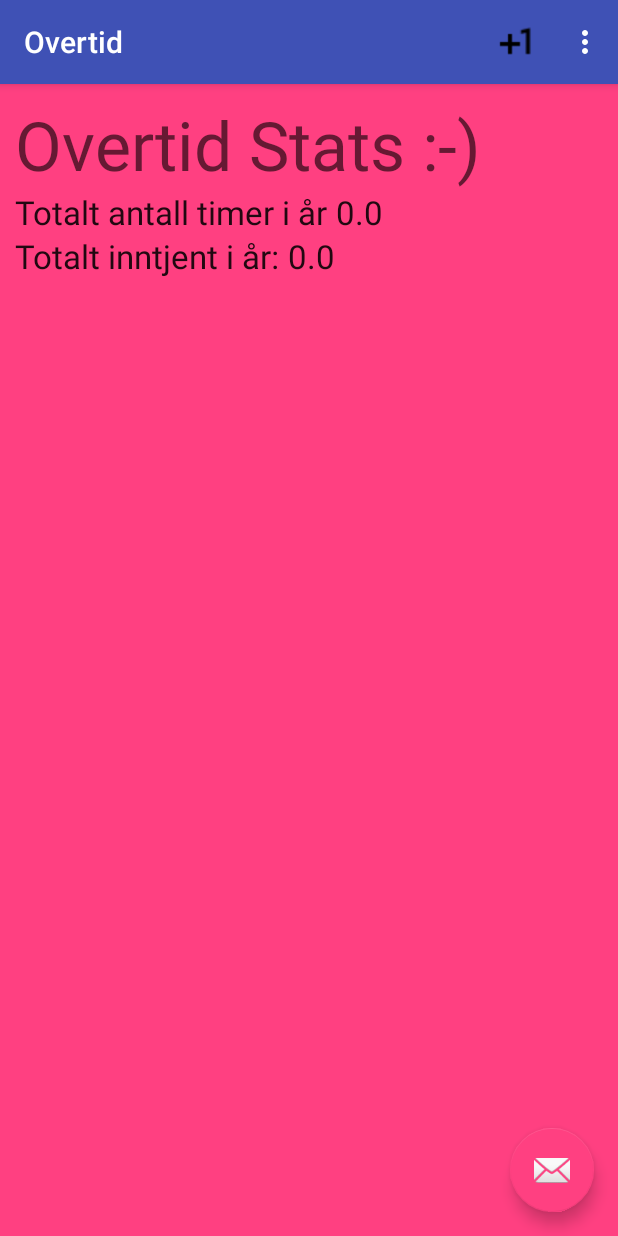
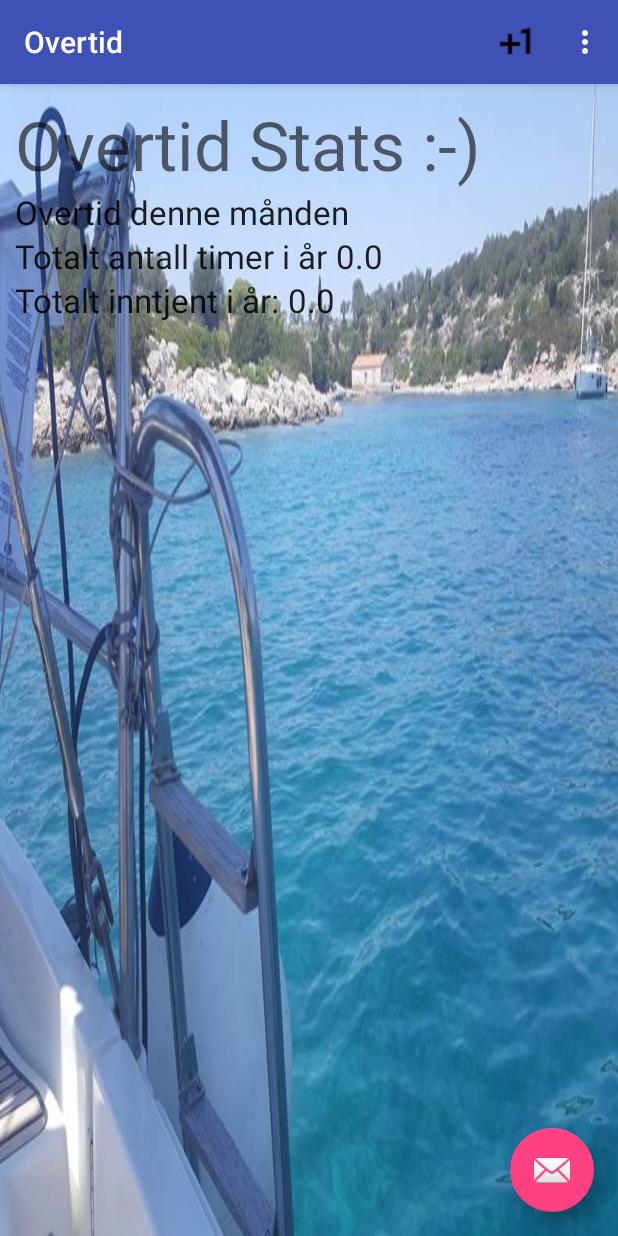
Before and after one commit to Morteen/OverTime, an Android app: the screen it shows after launch (MainActivity), on a phone screen of 412 x 824 dp. Run offline under Robolectric (Android 15) with nearby library versions, the phone set to English and light mode, and no system bars.

Commit message:
Oppdatering av teksten på fragOne er løst

```diff
--- a/OvertidApp/app/src/main/java/com/example/morten/overtidapp/FragmentOne.java
+++ b/OvertidApp/app/src/main/java/com/example/morten/overtidapp/FragmentOne.java
@@ -13,9 +13,9 @@ import android.widget.TextView;
  * A simple {@link Fragment} subclass.
  */
 public class FragmentOne extends android.support.v4.app.Fragment  {
-private String antTimerOvertid,totSum;
-TextView antTimer, visbase,visTotalsum;
-double mNum,mSum;
+static String antTimerOvertid,totSum,timerCurrMnd;
+static TextView antTimer, visbase,visTotalsum,timerDenneMnd;
+double mNum,mSum,curMnd;
 MyDbHandler dbHandler;
 
     public FragmentOne() {
@@ -30,11 +30,14 @@ MyDbHandler dbHandler;
         onRestorInstanteState virker i fragmenter*/
         mNum = getArguments() != null ? getArguments().getDouble("num") : 0.0;
         mSum = getArguments() != null ? getArguments().getDouble("sum") : 0.0;
+        curMnd = getArguments() != null ? getArguments().getDouble("curMnd") : 0.0;
         antTimerOvertid=Double.toString(mNum);
         totSum=Double.toString(mSum);
+        //timerCurrMnd=Double.toString(curMnd);
         if(MainActivity.overtid.size()>0){
             antTimerOvertid=Overtid.visTotatl();
             totSum=Double.toString(Overtid.visTotatlIntjent());
+            //curMnd=Overtid.timerDenneMnd();
 
         }
     }
@@ -52,9 +55,11 @@ MyDbHandler dbHandler;
         antTimer=(TextView)view.findViewById(R.id.antTimer);
         visbase=(TextView)view.findViewById(R.id.visbase);
         visTotalsum=(TextView)view.findViewById(R.id.visTotalsum) ;
+        //timerDenneMnd=(TextView)view.findViewById(R.id.timerDenneMnd);
 
         antTimer.setText( antTimerOvertid);
         visTotalsum.setText(totSum);
+        //timerDenneMnd.setText(timerCurrMnd);
 
 
 
@@ -66,6 +71,7 @@ MyDbHandler dbHandler;
         super.onSaveInstanceState(outState);
         outState.putDouble("num", mNum);
         outState.putDouble("sum", mSum);
+        outState.putDouble("curMnd",curMnd);
 
 
     }
--- a/OvertidApp/app/src/main/java/com/example/morten/overtidapp/FragmentTwo.java
+++ b/OvertidApp/app/src/main/java/com/example/morten/overtidapp/FragmentTwo.java
@@ -6,7 +6,9 @@ import android.os.Bundle;
 import android.view.LayoutInflater;
 import android.view.View;
 import android.view.ViewGroup;
+import android.widget.AdapterView;
 import android.widget.ListView;
+import android.widget.Toast;
 
 import java.util.ArrayList;
 
@@ -14,11 +16,12 @@ import java.util.ArrayList;
 /**
  * A simple {@link Fragment} subclass.
  */
-public class FragmentTwo extends android.support.v4.app.Fragment {
+public class FragmentTwo extends android.support.v4.app.Fragment implements AdapterView.OnItemClickListener{
     static ArrayList<Overtid> overtidListe;
 
     private ListView startListView;
-
+private MyDbHandler db;
+    OvertidsAdapter adapter;
     public FragmentTwo() {
         // Required empty public constructor
     }
@@ -32,15 +35,43 @@ public class FragmentTwo extends android.support.v4.app.Fragment {
         // Inflate the layout for this fragment
         View view = inflater.inflate(R.layout.fragment_fragment_two2, container, false);
 
-
+        db= new MyDbHandler(getActivity(),null,null,MyDbHandler.DATABASEVERSJON);
         startListView = (ListView) view.findViewById(R.id.startList);
-
-
-        OvertidsAdapter adapter = new OvertidsAdapter(getContext(), MainActivity.overtid);
+       startListView.setOnItemClickListener(this);
+        adapter = new OvertidsAdapter(getContext(), MainActivity.overtid);
         startListView.setAdapter(adapter);
 
 
         return view;
     }
 
+
+    @Override
+    public void onItemClick(AdapterView<?> parent, View view, int position, long id) {
+        Toast.makeText(getActivity(), MainActivity.overtid.size()+" Før sletting", Toast.LENGTH_SHORT).show();
+        int minId=MainActivity.overtid.get(position).getId();
+if(position>-1){
+    db.deleteTid(minId);
+    ArrayList<Overtid> testlist= db.getAllOvertid(db);
+    Toast.makeText(getActivity(), testlist.size()+" ETTER sletting", Toast.LENGTH_SHORT).show();
+    MainActivity.overtid.remove(position);
+    adapter.notifyDataSetChanged();
+
+//Oppdaterer fragOne tekstene
+    FragmentOne.antTimer.setText(Overtid.visTotatl());
+    FragmentOne.visTotalsum.setText(Double.toString(Overtid.visTotatlIntjent()));
+
+
+
 }
+
+
+
+
+
+    }
+
+    public void onItemLongClick(AdapterView<?> parent, View view, int position, long id){
+
+    }
+}
--- a/OvertidApp/app/src/main/java/com/example/morten/overtidapp/MyDbHandler.java
+++ b/OvertidApp/app/src/main/java/com/example/morten/overtidapp/MyDbHandler.java
@@ -53,15 +53,17 @@ public class MyDbHandler extends SQLiteOpenHelper {
         values.put(TIMER,Double.toString(tid.getAntTimer()));
         values.put(INFO,tid.getInfo());
 
+
         SQLiteDatabase db = getWritableDatabase();
         db.insert(TABLE_NAME,null,values);
         db.close();
     }
 
     //slett rad fra basen
-    public void deleteTid(String inputInfo){
+    public void deleteTid(int id){
         SQLiteDatabase db = getWritableDatabase();
-        db.execSQL("DELETE FROM "+TABLE_NAME+" WHERE "+INFO+"=\""+inputInfo+"\";");
+        //db.execSQL("DELETE FROM "+TABLE_NAME+" WHERE "+COL_ID+"=\""+id+"\";");
+        db.execSQL("DELETE FROM "+TABLE_NAME+" WHERE "+COL_ID+"="+id+";");
     }
 
 
@@ -138,7 +140,7 @@ public class MyDbHandler extends SQLiteOpenHelper {
         ArrayList<Overtid> tid = new ArrayList<Overtid>();
         SQLiteDatabase SQ = dop.getReadableDatabase();
         String[] culoums = {
-                DATO,TIMER,INFO
+                COL_ID,DATO,TIMER,INFO
 
         };
         Cursor c = SQ.query(TABLE_NAME, culoums, null, null, null, null, null);//null verdien er forskjellig sorteringer having orderby osv
@@ -147,6 +149,7 @@ public class MyDbHandler extends SQLiteOpenHelper {
         if (c.moveToFirst()) {
             do {
                 Overtid t = new Overtid();
+                t.setId(Integer.parseInt(c.getString((c.getColumnIndex(COL_ID)))));
                 t.setDato(c.getString((c.getColumnIndex(DATO))));
                 t.setAntTimer(Double.parseDouble(c.getString(c.getColumnIndex(TIMER))));
                 t.setInfo(c.getString(c.getColumnIndex(INFO)));
--- a/OvertidApp/app/src/main/java/com/example/morten/overtidapp/OvertidsAdapter.java
+++ b/OvertidApp/app/src/main/java/com/example/morten/overtidapp/OvertidsAdapter.java
@@ -4,8 +4,10 @@ import android.content.Context;
 import android.view.LayoutInflater;
 import android.view.View;
 import android.view.ViewGroup;
+import android.widget.AdapterView;
 import android.widget.BaseAdapter;
 import android.widget.TextView;
+import android.widget.Toast;
 
 import java.util.ArrayList;
 
@@ -13,7 +15,7 @@ import java.util.ArrayList;
  * Created by morten on 30.12.2017.
  */
 
-public class OvertidsAdapter  extends BaseAdapter {
+public class OvertidsAdapter  extends BaseAdapter implements AdapterView.OnItemClickListener {
 
 
     Context mContext;
@@ -32,6 +34,8 @@ public class OvertidsAdapter  extends BaseAdapter {
     public int getCount() {
         return minOvertid.size();
     }
+
+
 
     @Override
     public Object getItem(int position) {
@@ -66,6 +70,7 @@ public class OvertidsAdapter  extends BaseAdapter {
 
 
        Overtid currentTid = minOvertid.get(position);
+
         //Setter verdien til  Overtid objektet  i denne posisjonen i riktig textview
         viewHolder.tvDato.setText(currentTid.getDato());
         viewHolder.tvTimer.setText(Double.toString(currentTid.getAntTimer()));
@@ -76,6 +81,10 @@ public class OvertidsAdapter  extends BaseAdapter {
         return convertView;
     }
 
+    @Override
+    public void onItemClick(AdapterView<?> parent, View view, int position, long id) {
+        Toast.makeText(mContext, "hello", Toast.LENGTH_SHORT).show();
+    }
 
 
     private static class ViewHolder {
--- a/OvertidApp/app/src/main/res/layout/fragment_fragment_one2.xml
+++ b/OvertidApp/app/src/main/res/layout/fragment_fragment_one2.xml
@@ -3,7 +3,7 @@
     android:id="@+id/one"
     android:layout_width="match_parent"
     android:layout_height="match_parent"
-    android:background="@color/colorAccent"
+    android:background="@drawable/hellas"
     android:padding="10dp"
     android:orientation="vertical"
     tools:context="com.example.morten.overtidapp.FragmentOne"
@@ -19,13 +19,36 @@
         android:text="@string/HeaderFragEn"
         android:textAppearance="@style/TextAppearance.AppCompat.Display2" />
 
+    <LinearLayout
+        android:id="@+id/mdnLayout"
+        android:layout_width="match_parent"
+        android:layout_height="wrap_content"
+        android:layout_below="@+id/visbase"
+        android:orientation="horizontal">
+
+        <TextView
+            android:id="@+id/labelforTotTimerDenneMnd"
+            android:layout_width="match_parent"
+            android:layout_height="wrap_content"
+            android:text="Overtid denne månden"
+            android:textAppearance="@style/TextAppearance.AppCompat.Large" />
+
+        <TextView
+            android:id="@+id/timerDenneMnd"
+            android:layout_width="match_parent"
+            android:layout_height="wrap_content"
+            android:textAppearance="@style/TextAppearance.AppCompat.Large" />
+
+    </LinearLayout>
+
         <LinearLayout
             android:id="@+id/timer"
-            android:layout_below="@+id/visbase"
+            android:layout_below="@+id/mndLayout"
             android:layout_width="match_parent"
             android:layout_height="wrap_content"
             android:gravity="left"
             android:orientation="horizontal">
+
 
 
             <TextView
```
Also changed, not shown: OvertidApp/app/src/main/java/com/example/morten/overtidapp/MainActivity.java (+6 -4 lines), OvertidApp/app/src/main/java/com/example/morten/overtidapp/Overtid.java (+45 -19 lines), OvertidApp/app/src/main/res/layout/fragment_fragment_three.xml (+9 -7 lines), OvertidApp/app/src/main/res/layout/fragment_fragment_two2.xml (+4 -7 lines), OvertidApp/app/src/main/res/drawable/hellas.jpg (added).
